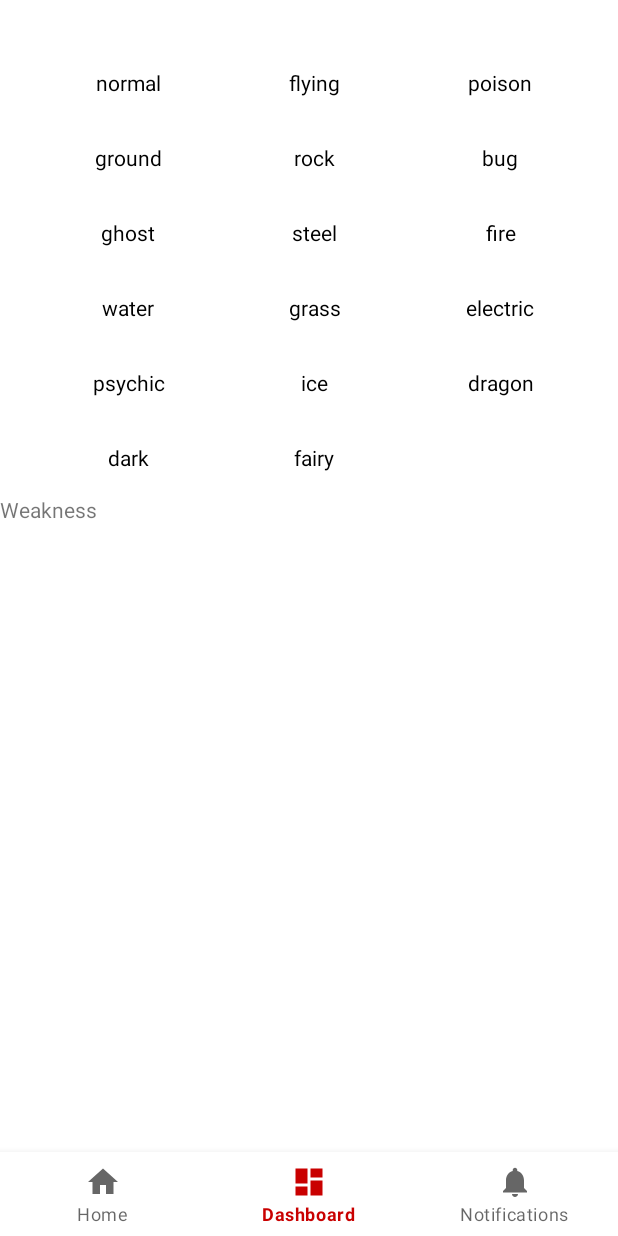
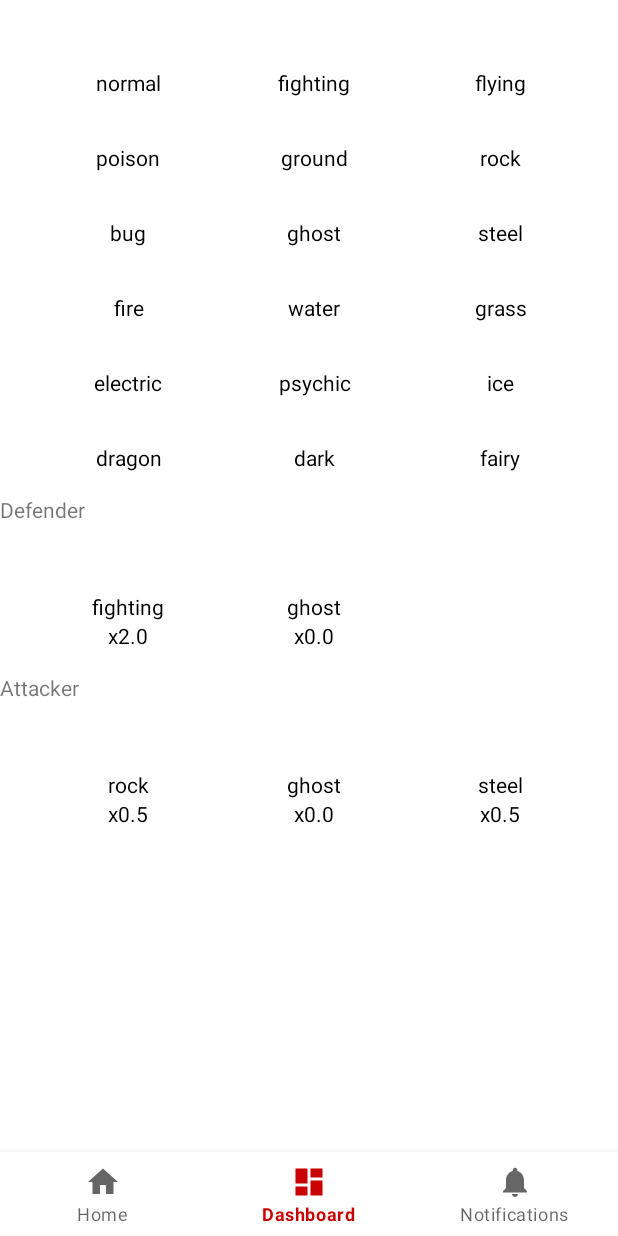
Before and after one commit to HenriqueCruz5341/PokedexAndroid, an Android app: the DashboardFragment screen opened through its navigation route, on a phone screen of 412 x 824 dp. Run offline under Robolectric (Android 15) with nearby library versions, the phone set to English and light mode, and no system bars; our stand-ins replace Room's generated code, navigation-ui.

Commit message:
Add Type Relations to database, showing pokemon types and weakness

```diff
--- a/app/src/main/java/com/example/pokedex/activities/viewModel/SplashScreenViewModel.kt
+++ b/app/src/main/java/com/example/pokedex/activities/viewModel/SplashScreenViewModel.kt
@@ -68,6 +68,7 @@ class SplashScreenViewModel(application: Application): AndroidViewModel(applicat
         }
     }
 
+    // TODO refactor
     fun saveTypes() {
         val dbTypes = ClientDatabase.getDatabase(getApplication()).TypeDAO()
         val dbTypesRelation = ClientDatabase.getDatabase(getApplication()).TypeRelationDAO()
@@ -76,7 +77,7 @@ class SplashScreenViewModel(application: Application): AndroidViewModel(applicat
         val listTypeEntity: MutableList<TypeEntity> = mutableListOf()
         Constants.TYPES.listTypes.forEachIndexed { index, s ->
             listTypeEntity.add(TypeEntity().apply {
-                id = index
+                id = index+1
                 name = s
             })
         }
@@ -103,21 +104,66 @@ class SplashScreenViewModel(application: Application): AndroidViewModel(applicat
         }
 
         if(dbTypesRelation.getAll().isEmpty()) {
+            for (i in 0 until Constants.TYPES.typeJsonArray.length()) {
                 try {
+                    val typeJson = Constants.TYPES.typeJsonArray.getJSONObject(i)
+                    val typeAtackName = typeJson.getString("name").lowercase()
+                    val immunesJson = typeJson.getJSONArray("immunes")
+                    val weaknessJson = typeJson.getJSONArray("weaknesses")
+                    val strengthJson = typeJson.getJSONArray("strengths")
+                    val atackPokemon = dbTypes.getByName(typeAtackName)
+
+                    // immunes
+                    for(j in 0 until immunesJson.length()) {
+                        val typeDefenseName = immunesJson.getString(j).lowercase()
+                        val defensePokemon = dbTypes.getByName(typeDefenseName)
+                        if(atackPokemon != null && defensePokemon != null) {
                             val typeRelation = TypeRelationEntity().apply {
-                    atack_id = 1
-                    defense_id = 2
+                                attack_id = atackPokemon.id
+                                defense_id = defensePokemon.id
+                                multiplaier = 0f
+                            }
+                            dbTypesRelation.insert(typeRelation)
+
+                        }
+                    }
+
+                    // weakness
+                    for(j in 0 until weaknessJson.length()) {
+                        val typeDefenseName = weaknessJson.getString(j).lowercase()
+                        val defensePokemon = dbTypes.getByName(typeDefenseName)
+                        if(atackPokemon != null && defensePokemon != null) {
+                            val typeRelation = TypeRelationEntity().apply {
+                                attack_id = atackPokemon.id
+                                defense_id = defensePokemon.id
                                 multiplaier = 0.5f
                             }
-
                             dbTypesRelation.insert(typeRelation)
 
-            } catch (e: SQLiteConstraintException){
+                        }
+                    }
+
+                    // strength
+                    for(j in 0 until strengthJson.length()) {
+                        val typeDefenseName = strengthJson.getString(j).lowercase()
+                        val defensePokemon = dbTypes.getByName(typeDefenseName)
+                        if(atackPokemon != null && defensePokemon != null) {
+                            val typeRelation = TypeRelationEntity().apply {
+                                attack_id = atackPokemon.id
+                                defense_id = defensePokemon.id
+                                multiplaier = 2f
+                            }
+                            dbTypesRelation.insert(typeRelation)
+
+                        }
+                    }
+
+                } catch (e: SQLiteConstraintException) {
                     msg = Constants.BD_MSGS.CONSTRAINT
                 } catch (e: Exception) {
                     msg = Constants.BD_MSGS.FAIL
                 } finally {
-                if(msg != 0) {
+                    if (msg != 0) {
                         println("Erro ao inserir no banco, code: $msg")
                         msg = 0
                     }
@@ -125,3 +171,4 @@ class SplashScreenViewModel(application: Application): AndroidViewModel(applicat
             }
         }
     }
+}
--- a/app/src/main/java/com/example/pokedex/repository/database/dao/TypeDAO.kt
+++ b/app/src/main/java/com/example/pokedex/repository/database/dao/TypeDAO.kt
@@ -23,4 +23,7 @@ interface TypeDAO {
 
     @Query("SELECT * FROM Types WHERE id = :id")
     fun getById(id: Int): TypeEntity?
+
+    @Query("SELECT * FROM Types WHERE name = :name")
+    fun getByName(name: String): TypeEntity?
 }
--- a/app/src/main/java/com/example/pokedex/repository/database/dao/TypeRelationDAO.kt
+++ b/app/src/main/java/com/example/pokedex/repository/database/dao/TypeRelationDAO.kt
@@ -20,9 +20,15 @@ interface TypeRelationDAO {
     @Query("SELECT * FROM TypeRelations WHERE defense_id = :defense_id")
     fun getByDefenseId(defense_id: Int): List<TypeRelationEntity>
 
-    @Query("SELECT * FROM TypeRelations WHERE atack_id = :atack_id")
-    fun getByAtackId(atack_id: Int): List<TypeRelationEntity>
+    @Query("SELECT * FROM TypeRelations WHERE attack_id = :attack_id")
+    fun getByAttackId(attack_id: Int): List<TypeRelationEntity>
 
-    @Query("SELECT * FROM TypeRelations WHERE atack_id = :atack_id AND defense_id = :defense_id")
-    fun getByAtackAndDefenseId(atack_id: Int, defense_id: Int): TypeRelationEntity?
+    @Query("SELECT * FROM TypeRelations WHERE attack_id = :attack_id AND defense_id = :defense_id")
+    fun getByAtackAndDefenseId(attack_id: Int, defense_id: Int): TypeRelationEntity?
+
+    @Query("SELECT * FROM TypeRelations WHERE attack_id = :id")
+    fun getAttack(id: Int): List<TypeRelationEntity>
+
+    @Query("SELECT * FROM TypeRelations WHERE defense_id = :id")
+    fun getDefense(id: Int): List<TypeRelationEntity>
 }
--- /dev/null
+++ b/app/src/main/java/com/example/pokedex/repository/database/dto/TypeMultiplierDTO.kt
@@ -0,0 +1,6 @@
+package com.example.pokedex.repository.database.dto
+
+import com.example.pokedex.repository.database.model.TypeEntity
+
+class TypeMultiplierDTO (val name: String, val multiplier: Float) {
+}
--- a/app/src/main/java/com/example/pokedex/repository/database/model/TypeRelationEntity.kt
+++ b/app/src/main/java/com/example/pokedex/repository/database/model/TypeRelationEntity.kt
@@ -6,10 +6,10 @@ import androidx.room.ForeignKey
 import androidx.room.Index
 import androidx.room.PrimaryKey
 
-@Entity(tableName="TypeRelations", indices = [Index(value = ["atack_id", "defense_id"], unique = true)], primaryKeys = ["atack_id", "defense_id"])
+@Entity(tableName="TypeRelations", indices = [Index(value = ["attack_id", "defense_id"], unique = true)], primaryKeys = ["attack_id", "defense_id"])
 class TypeRelationEntity {
-    @ColumnInfo(name="atack_id")
-    var atack_id: Int = 0
+    @ColumnInfo(name="attack_id")
+    var attack_id: Int = 0
 
     @ColumnInfo(name="defense_id")
     var defense_id: Int = 0
--- a/app/src/main/java/com/example/pokedex/ui/dashboard/DashboardFragment.kt
+++ b/app/src/main/java/com/example/pokedex/ui/dashboard/DashboardFragment.kt
@@ -11,6 +11,7 @@ import androidx.lifecycle.ViewModelProvider
 import androidx.recyclerview.widget.GridLayoutManager
 import com.example.pokedex.databinding.FragmentDashboardBinding
 import com.example.pokedex.repository.database.model.TypeEntity
+import com.example.pokedex.ui.recycleView.typeRelations.ListTypeRelationAdapter
 import com.example.pokedex.ui.recycleView.types.ListTypesAdapter
 import com.example.pokedex.ui.recycleView.types.OnTypeListener
 
@@ -19,6 +20,8 @@ class DashboardFragment : Fragment() {
     private var _binding: FragmentDashboardBinding? = null
     private lateinit var dashboardViewModel: DashboardViewModel
     private val typeAdapter = ListTypesAdapter()
+    private val typeDefenseAdapter = ListTypeRelationAdapter()
+    private val typeAttackAdapter = ListTypeRelationAdapter()
 
     // This property is only valid between onCreateView and
     // onDestroyView.
@@ -37,6 +40,12 @@ class DashboardFragment : Fragment() {
         binding.recyclerListTypes.layoutManager = GridLayoutManager(context, 3)
         binding.recyclerListTypes.adapter = typeAdapter
 
+        binding.recyclerListDefense.layoutManager = GridLayoutManager(context, 3)
+        binding.recyclerListDefense.adapter = typeDefenseAdapter
+
+        binding.recyclerListAttack.layoutManager = GridLayoutManager(context, 3)
+        binding.recyclerListAttack.adapter = typeAttackAdapter
+
         val listener = object : OnTypeListener {
             override fun onClick(type: TypeEntity) {
                 Toast.makeText(context, type.name, Toast.LENGTH_SHORT).show()
@@ -45,6 +54,8 @@ class DashboardFragment : Fragment() {
         typeAdapter.setListener(listener)
 
         dashboardViewModel.getAllTypes()
+        dashboardViewModel.getAllEffectiveness()
+        dashboardViewModel.getAllWeakness()
 
         setObserver()
 
@@ -55,6 +66,14 @@ class DashboardFragment : Fragment() {
         dashboardViewModel.getTypeList().observe(viewLifecycleOwner, Observer {
             typeAdapter.updateTypeList(it)
         })
+
+        dashboardViewModel.getTypeEffectiveness().observe(viewLifecycleOwner, Observer {
+            typeAttackAdapter.updateTypeList(it)
+        })
+
+        dashboardViewModel.getTypeWeakness().observe(viewLifecycleOwner, Observer {
+            typeDefenseAdapter.updateTypeList(it)
+        })
     }
 
     override fun onDestroyView() {
--- a/app/src/main/java/com/example/pokedex/ui/dashboard/DashboardViewModel.kt
+++ b/app/src/main/java/com/example/pokedex/ui/dashboard/DashboardViewModel.kt
@@ -4,15 +4,16 @@ import android.app.Application
 import androidx.lifecycle.AndroidViewModel
 import androidx.lifecycle.LiveData
 import androidx.lifecycle.MutableLiveData
-import androidx.lifecycle.ViewModel
 import com.example.pokedex.repository.database.client.ClientDatabase
-import com.example.pokedex.repository.database.model.PokemonPageableEntity
+import com.example.pokedex.repository.database.dto.TypeMultiplierDTO
 import com.example.pokedex.repository.database.model.TypeEntity
 import com.example.pokedex.utils.Constants
 
 class DashboardViewModel(application: Application) : AndroidViewModel(application) {
     private var listMsg = MutableLiveData<Int>()
     private var typeList = MutableLiveData<List<TypeEntity>>()
+    private var typeDefenseList = MutableLiveData<List<TypeMultiplierDTO>>()
+    private var typeAtackList = MutableLiveData<List<TypeMultiplierDTO>>()
 
     fun getListMsg(): LiveData<Int> {
         return listMsg
@@ -20,6 +21,14 @@ class DashboardViewModel(application: Application) : AndroidViewModel(applicatio
 
     fun getTypeList(): LiveData<List<TypeEntity>> {
         return typeList
+    }
+
+    fun getTypeEffectiveness(): LiveData<List<TypeMultiplierDTO>> {
+        return typeAtackList
+    }
+
+    fun getTypeWeakness(): LiveData<List<TypeMultiplierDTO>> {
+        return typeDefenseList
     }
 
     fun getAllTypes() {
@@ -36,4 +45,48 @@ class DashboardViewModel(application: Application) : AndroidViewModel(applicatio
             listMsg.value = Constants.BD_MSGS.FAIL
         }
     }
+
+    fun getAllEffectiveness() {
+        val dbTypes = ClientDatabase.getDatabase(getApplication()).TypeDAO()
+        val dbRelation = ClientDatabase.getDatabase(getApplication()).TypeRelationDAO()
+        try {
+            val attack = dbRelation.getAttack(1)
+            val resp: MutableList<TypeMultiplierDTO> = mutableListOf()
+            if (attack.isEmpty()) {
+                listMsg.value = Constants.BD_MSGS.NOT_FOUND
+            } else {
+                listMsg.value = Constants.BD_MSGS.SUCCESS
+                attack.forEach {
+                    val type = dbTypes.getById(it.defense_id)
+                    if (type != null)
+                        resp.add(TypeMultiplierDTO(type.name, it.multiplaier))
+                }
+                typeAtackList.value = resp
+            }
+        } catch (e: Exception) {
+            listMsg.value = Constants.BD_MSGS.FAIL
+        }
+    }
+
+    fun getAllWeakness() {
+        val dbTypes = ClientDatabase.getDatabase(getApplication()).TypeDAO()
+        val dbRelation = ClientDatabase.getDatabase(getApplication()).TypeRelationDAO()
+        try {
+            val defense = dbRelation.getDefense(1)
+            val resp: MutableList<TypeMultiplierDTO> = mutableListOf()
+            if (defense.isEmpty()) {
+                listMsg.value = Constants.BD_MSGS.NOT_FOUND
+            } else {
+                listMsg.value = Constants.BD_MSGS.SUCCESS
+                defense.forEach {
+                    val type = dbTypes.getById(it.attack_id)
+                    if (type != null)
+                        resp.add(TypeMultiplierDTO(type.name, it.multiplaier))
+                }
+                typeDefenseList.value = resp
+            }
+        } catch (e: Exception) {
+            listMsg.value = Constants.BD_MSGS.FAIL
+        }
+    }
 }
--- /dev/null
+++ b/app/src/main/java/com/example/pokedex/ui/recycleView/typeRelations/ListTypeRelationAdapter.kt
@@ -0,0 +1,32 @@
+package com.example.pokedex.ui.recycleView.typeRelations
+
+import android.view.LayoutInflater
+import android.view.ViewGroup
+import androidx.recyclerview.widget.RecyclerView
+import com.example.pokedex.databinding.TypeRelationLineBinding
+import com.example.pokedex.repository.database.dto.TypeMultiplierDTO
+
+class ListTypeRelationAdapter : RecyclerView.Adapter<ListTypeRelationViewHolder>() {
+
+    private var typeMultiplierList: List<TypeMultiplierDTO> = listOf()
+
+    override fun onCreateViewHolder(parent: ViewGroup, viewType: Int): ListTypeRelationViewHolder {
+        val item = TypeRelationLineBinding.inflate(
+            LayoutInflater.from(parent.context),
+            parent,false)
+        return ListTypeRelationViewHolder(item)
+    }
+
+    override fun onBindViewHolder(holder: ListTypeRelationViewHolder, position: Int) {
+        holder.bindVH(typeMultiplierList[position])
+    }
+
+    override fun getItemCount(): Int {
+        return typeMultiplierList.count()
+    }
+
+    fun updateTypeList(list: List<TypeMultiplierDTO>) {
+        typeMultiplierList = list
+        notifyItemRangeChanged(0, list.size)
+    }
+}
--- /dev/null
+++ b/app/src/main/java/com/example/pokedex/ui/recycleView/typeRelations/ListTypeRelationViewHolder.kt
@@ -0,0 +1,13 @@
+package com.example.pokedex.ui.recycleView.typeRelations
+
+import androidx.recyclerview.widget.RecyclerView
+import com.example.pokedex.databinding.TypeRelationLineBinding
+import com.example.pokedex.repository.database.dto.TypeMultiplierDTO
+
+class ListTypeRelationViewHolder(private val binding: TypeRelationLineBinding) : RecyclerView.ViewHolder(binding.root) {
+    fun bindVH(typeMultiplier: TypeMultiplierDTO){
+        binding.typeName.text = typeMultiplier.name
+        binding.multiplier.text = "x${typeMultiplier.multiplier.toString()}"
+    }
+
+}
--- a/app/src/main/java/com/example/pokedex/utils/Constants.kt
+++ b/app/src/main/java/com/example/pokedex/utils/Constants.kt
@@ -1,4 +1,6 @@
 package com.example.pokedex.utils
+
+import org.json.JSONObject
 
 class Constants {
     object API {
@@ -17,5 +19,26 @@ class Constants {
         val listTypes: List<String> = listOf("normal", "fighting", "flying", "poison", "ground",
             "rock", "bug", "ghost", "steel", "fire", "water", "grass", "electric", "psychic", "ice",
             "dragon", "dark", "fairy")
+
+        private val typeChartJsonString = """{types:[{"name":"Normal","immunes":["Ghost"],"weaknesses":["Rock","Steel"],"strengths":[]},
+            {"name":"Fire","immunes":[],"weaknesses":["Fire","Water","Rock","Dragon"],"strengths":["Grass","Ice","Bug","Steel"]},
+            {"name":"Water","immunes":[],"weaknesses":["Water","Grass","Dragon"],"strengths":["Fire","Ground","Rock"]},
+            {"name":"Electric","immunes":["Ground"],"weaknesses":["Electric","Grass","Dragon"],"strengths":["Water","Flying"]},
+            {"name":"Grass","immunes":[],"weaknesses":["Fire","Grass","Poison","Flying","Bug","Dragon","Steel"],"strengths":["Water","Ground","Rock"]},
+            {"name":"Ice","immunes":[],"weaknesses":["Fire","Water","Ice","Steel"],"strengths":["Grass","Ground","Flying","Dragon"]},
+            {"name":"Fighting","immunes":["Ghost"],"weaknesses":["Poison","Flying","Psychic","Bug","Fairy"],"strengths":["Normal","Ice","Rock","Dark","Steel"]},
+            {"name":"Poison","immunes":["Steel"],"weaknesses":["Poison","Ground","Rock","Ghost"],"strengths":["Grass","Fairy"]},
+            {"name":"Ground","immunes":["Flying"],"weaknesses":["Grass","Bug"],"strengths":["Fire","Electric","Poison","Rock","Steel"]},
+            {"name":"Flying","immunes":[],"weaknesses":["Electric","Rock","Steel"],"strengths":["Grass","Fighting","Bug"]},
+            {"name":"Psychic","immunes":["Dark"],"weaknesses":["Psychic","Steel"],"strengths":["Fighting","Poison"]},
+            {"name":"Bug","immunes":[],"weaknesses":["Fire","Fighting","Poison","Flying","Ghost","Steel","Fairy"],"strengths":["Grass","Psychic","Dark"]},
+            {"name":"Rock","immunes":[],"weaknesses":["Fighting","Ground","Steel"],"strengths":["Fire","Ice","Flying","Bug"]},
+            {"name":"Ghost","immunes":["Normal"],"weaknesses":["Dark"],"strengths":["Psychic","Ghost"]},
+            {"name":"Dragon","immunes":["Fairy"],"weaknesses":["Steel"],"strengths":["Dragon"]},
+            {"name":"Dark","immunes":[],"weaknesses":["Fighting","Dark","Fairy"],"strengths":["Psychic","Ghost"]},
+            {"name":"Steel","immunes":[],"weaknesses":["Fire","Water","Electric","Steel"],"strengths":["Ice","Rock","Fairy"]},
+            {"name":"Fairy","immunes":[],"weaknesses":["Fire","Poison","Steel"],"strengths":["Fighting","Dragon","Dark"]}]}"""
+
+        var typeJsonArray = JSONObject(typeChartJsonString).getJSONArray("types")
     }
 }
--- a/app/src/main/res/layout/fragment_dashboard.xml
+++ b/app/src/main/res/layout/fragment_dashboard.xml
@@ -23,6 +23,36 @@
         android:layout_height="wrap_content"
         app:layout_constraintTop_toBottomOf="@id/recycler_list_types"
         app:layout_constraintLeft_toLeftOf="parent"
-        android:text="@string/text_weakness" />
+        android:text="@string/text_defense" />
+
+    <androidx.recyclerview.widget.RecyclerView
+        android:id="@+id/recycler_list_defense"
+        android:layout_width="match_parent"
+        android:layout_height="wrap_content"
+        app:layout_constraintTop_toBottomOf="@id/text_weakness"
+        app:layout_constraintStart_toStartOf="parent"
+        android:layout_marginTop="30dp"
+        android:layout_marginStart="20dp"
+        android:layout_marginEnd="20dp"
+        />
+
+    <TextView
+        android:id="@+id/text_effectiveness"
+        android:layout_width="match_parent"
+        android:layout_height="wrap_content"
+        app:layout_constraintTop_toBottomOf="@id/recycler_list_defense"
+        app:layout_constraintLeft_toLeftOf="parent"
+        android:text="@string/text_attack" />
+
+    <androidx.recyclerview.widget.RecyclerView
+        android:id="@+id/recycler_list_attack"
+        android:layout_width="match_parent"
+        android:layout_height="wrap_content"
+        app:layout_constraintTop_toBottomOf="@id/text_effectiveness"
+        app:layout_constraintStart_toStartOf="parent"
+        android:layout_marginTop="30dp"
+        android:layout_marginStart="20dp"
+        android:layout_marginEnd="20dp"
+        />
 
 </androidx.constraintlayout.widget.ConstraintLayout>
--- /dev/null
+++ b/app/src/main/res/layout/type_relation_line.xml
@@ -0,0 +1,28 @@
+<?xml version="1.0" encoding="utf-8"?>
+<androidx.appcompat.widget.LinearLayoutCompat xmlns:android="http://schemas.android.com/apk/res/android"
+    android:layout_width="wrap_content"
+    android:layout_height="wrap_content"
+    android:padding="15dp"
+    android:orientation="vertical">
+
+    <TextView
+        android:id="@+id/type_name"
+        android:layout_width="100dp"
+        android:layout_height="wrap_content"
+        android:text="@string/type_name"
+        android:textSize="14sp"
+        android:textColor="@color/black"
+        android:textAlignment="center"
+        />
+
+    <TextView
+        android:id="@+id/multiplier"
+        android:layout_width="100dp"
+        android:layout_height="wrap_content"
+        android:text="@string/multiplier"
+        android:textSize="14sp"
+        android:textColor="@color/black"
+        android:textAlignment="center"
+        />
+
+</androidx.appcompat.widget.LinearLayoutCompat>
--- a/app/src/main/res/values/strings.xml
+++ b/app/src/main/res/values/strings.xml
@@ -9,7 +9,9 @@
     <string name="pokemon_image">PokemonImage</string>
     <string name="pokemon_name">PokemonName</string>
     <string name="type_name">TypeName</string>
-    <string name="text_weakness">Weakness</string>
+    <string name="text_defense">Defender</string>
+    <string name="text_attack">Attacker</string>
+    <string name="multiplier">2x</string>
     <!-- Strings used for fragments for navigation -->
     <string name="first_fragment_label">First Fragment</string>
     <string name="second_fragment_label">Second Fragment</string>
```
Lines whose indentation alone changed are shown as unchanged.
